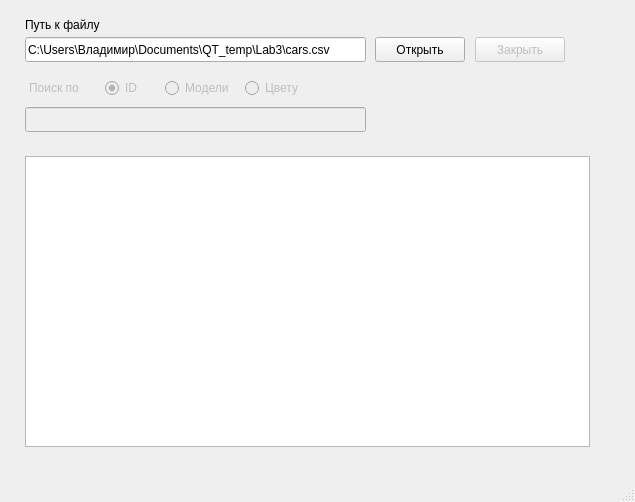
Old version of the form mainwindow.ui in the repository KuznetsovVladimir/oop_qt-labs.
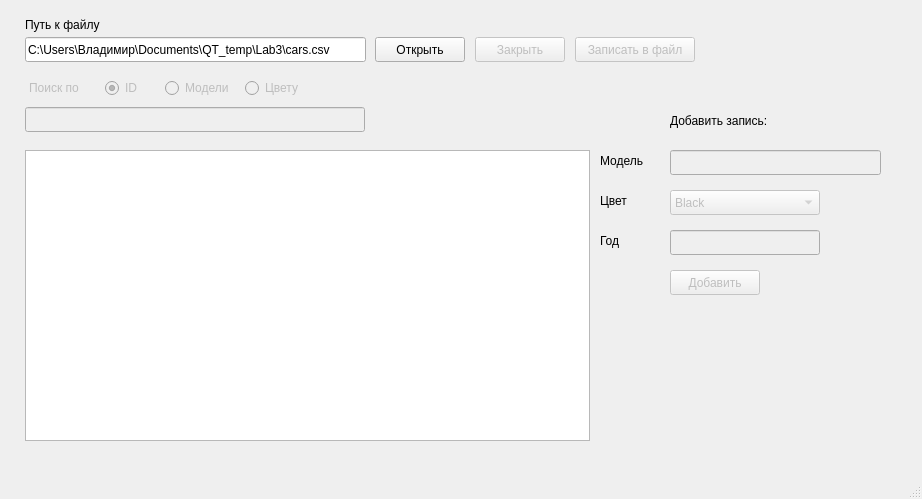
New version of the form.

Patch:
```diff
--- a/mainwindow.ui
+++ b/mainwindow.ui
@@ -6,8 +6,8 @@
    <rect>
     <x>0</x>
     <y>0</y>
-    <width>635</width>
-    <height>502</height>
+    <width>922</width>
+    <height>499</height>
    </rect>
   </property>
   <property name="windowTitle">
@@ -96,7 +96,7 @@
      <rect>
       <x>25</x>
       <y>107</y>
-      <width>341</width>
+      <width>340</width>
       <height>25</height>
      </rect>
     </property>
@@ -108,7 +108,7 @@
     <property name="geometry">
      <rect>
       <x>25</x>
-      <y>156</y>
+      <y>150</y>
       <width>565</width>
       <height>291</height>
      </rect>
@@ -211,6 +211,173 @@
      <bool>true</bool>
     </property>
    </widget>
+   <widget class="QLineEdit" name="lineWriteModel">
+    <property name="enabled">
+     <bool>false</bool>
+    </property>
+    <property name="geometry">
+     <rect>
+      <x>670</x>
+      <y>150</y>
+      <width>211</width>
+      <height>25</height>
+     </rect>
+    </property>
+    <property name="minimumSize">
+     <size>
+      <width>133</width>
+      <height>22</height>
+     </size>
+    </property>
+   </widget>
+   <widget class="QPushButton" name="WriteButton">
+    <property name="enabled">
+     <bool>false</bool>
+    </property>
+    <property name="geometry">
+     <rect>
+      <x>670</x>
+      <y>270</y>
+      <width>90</width>
+      <height>25</height>
+     </rect>
+    </property>
+    <property name="text">
+     <string>Добавить</string>
+    </property>
+   </widget>
+   <widget class="QComboBox" name="ComboWriteColor">
+    <property name="enabled">
+     <bool>false</bool>
+    </property>
+    <property name="geometry">
+     <rect>
+      <x>670</x>
+      <y>190</y>
+      <width>150</width>
+      <height>25</height>
+     </rect>
+    </property>
+    <item>
+     <property name="text">
+      <string>Black</string>
+     </property>
+    </item>
+    <item>
+     <property name="text">
+      <string>Blue</string>
+     </property>
+    </item>
+    <item>
+     <property name="text">
+      <string>Green</string>
+     </property>
+    </item>
+    <item>
+     <property name="text">
+      <string>Red</string>
+     </property>
+    </item>
+   </widget>
+   <widget class="QLineEdit" name="lineWriteYear">
+    <property name="enabled">
+     <bool>false</bool>
+    </property>
+    <property name="geometry">
+     <rect>
+      <x>670</x>
+      <y>230</y>
+      <width>150</width>
+      <height>25</height>
+     </rect>
+    </property>
+    <property name="minimumSize">
+     <size>
+      <width>133</width>
+      <height>22</height>
+     </size>
+    </property>
+   </widget>
+   <widget class="QLabel" name="label_5">
+    <property name="enabled">
+     <bool>true</bool>
+    </property>
+    <property name="geometry">
+     <rect>
+      <x>600</x>
+      <y>150</y>
+      <width>61</width>
+      <height>22</height>
+     </rect>
+    </property>
+    <property name="text">
+     <string>Модель</string>
+    </property>
+   </widget>
+   <widget class="QLabel" name="label_6">
+    <property name="enabled">
+     <bool>true</bool>
+    </property>
+    <property name="geometry">
+     <rect>
+      <x>600</x>
+      <y>190</y>
+      <width>61</width>
+      <height>22</height>
+     </rect>
+    </property>
+    <property name="text">
+     <string>Цвет</string>
+    </property>
+   </widget>
+   <widget class="QLabel" name="label_7">
+    <property name="enabled">
+     <bool>true</bool>
+    </property>
+    <property name="geometry">
+     <rect>
+      <x>600</x>
+      <y>230</y>
+      <width>61</width>
+      <height>22</height>
+     </rect>
+    </property>
+    <property name="text">
+     <string>Год</string>
+    </property>
+   </widget>
+   <widget class="QLabel" name="label_8">
+    <property name="enabled">
+     <bool>true</bool>
+    </property>
+    <property name="geometry">
+     <rect>
+      <x>670</x>
+      <y>110</y>
+      <width>121</width>
+      <height>22</height>
+     </rect>
+    </property>
+    <property name="text">
+     <string>Добавить запись:</string>
+    </property>
+   </widget>
+   <widget class="QPushButton" name="WriteFileButton">
+    <property name="enabled">
+     <bool>false</bool>
+    </property>
+    <property name="geometry">
+     <rect>
+      <x>575</x>
+      <y>37</y>
+      <width>120</width>
+      <height>25</height>
+     </rect>
+    </property>
+    <property name="text">
+     <string>Записать в файл</string>
+    </property>
+   </widget>
   </widget>
   <widget class="QMenuBar" name="menubar">
    <property name="geometry">
```
Left out of the diff: 4 changed lines with no effect on the pictures.
